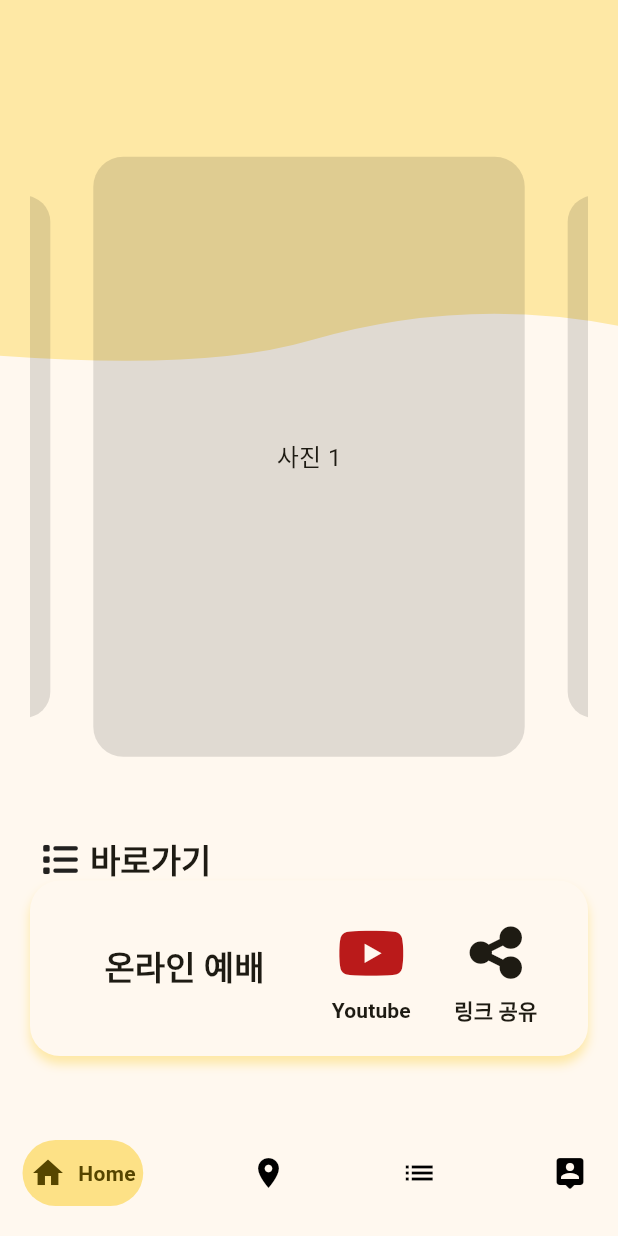
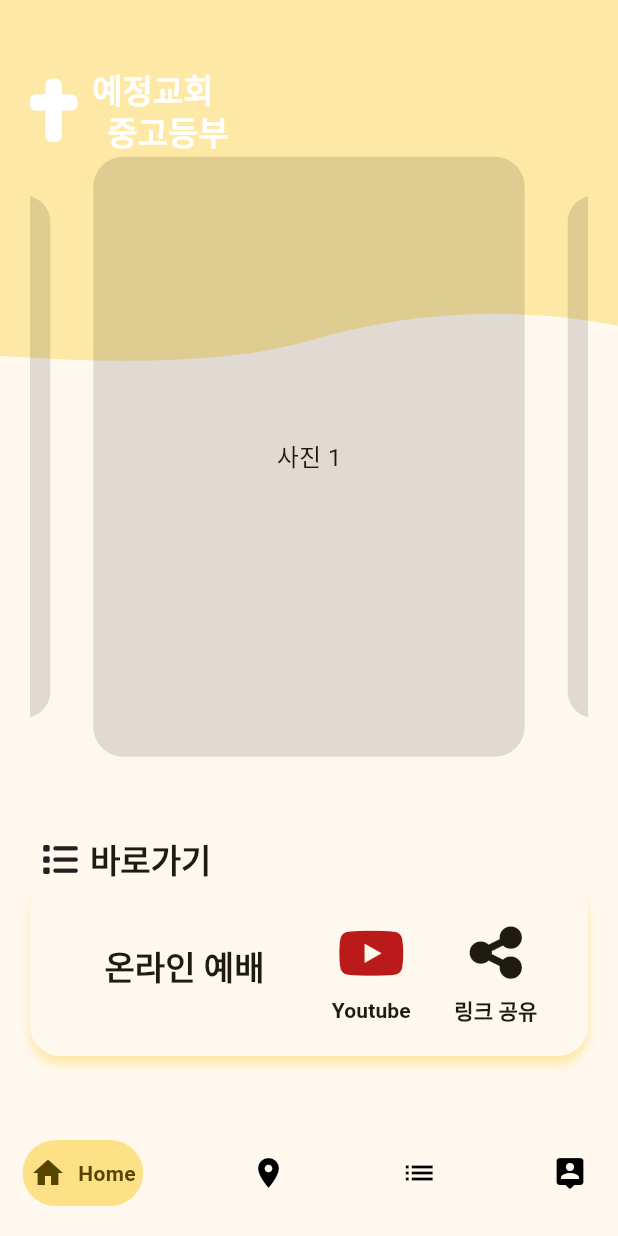
Before and after one commit to devpark435/yejung_mobile_app, a Flutter app: the BottomNavigation screen opened directly, on a phone screen of 412 x 824 dp. Run offline on Flutter 3.47's test engine with Material 2 defaults, Android fonts, the phone set to English and light mode, and no system bars; drawn by our look-alikes of carousel_slider, google_nav_bar; our stand-ins replace flutter_custom_clippers, font_awesome_flutter.

Commit message:
add #4 : home screen title text

```diff
--- a/lib/screens/home.dart
+++ b/lib/screens/home.dart
@@ -13,9 +13,41 @@ class HomeScreen extends StatelessWidget {
         ClipPath(
           clipper: WaveClipperOne(),
           child: Container(
+            width: MediaQuery.of(context).size.width,
             height: MediaQuery.of(context).size.height * .3,
             color:
                 Theme.of(context).colorScheme.primaryContainer.withOpacity(0.7),
+            child: Padding(
+              padding: const EdgeInsets.only(left: 20, bottom: 100),
+              child: Row(
+                children: [
+                  const FaIcon(
+                    FontAwesomeIcons.cross,
+                    color: Colors.white,
+                    size: 42,
+                  ),
+                  Column(
+                    mainAxisAlignment: MainAxisAlignment.center,
+                    children: [
+                      Text("예정교회",
+                          style: Theme.of(context)
+                              .textTheme
+                              .titleLarge!
+                              .apply(color: Colors.white, fontWeightDelta: 3)),
+                      Padding(
+                        padding: const EdgeInsets.only(left: 20.0),
+                        child: Text("중고등부",
+                            style: Theme.of(context)
+                                .textTheme
+                                .titleLarge!
+                                .apply(
+                                    color: Colors.white, fontWeightDelta: 3)),
+                      ),
+                    ],
+                  )
+                ],
+              ),
+            ),
           ),
         ),
         Container(
```
